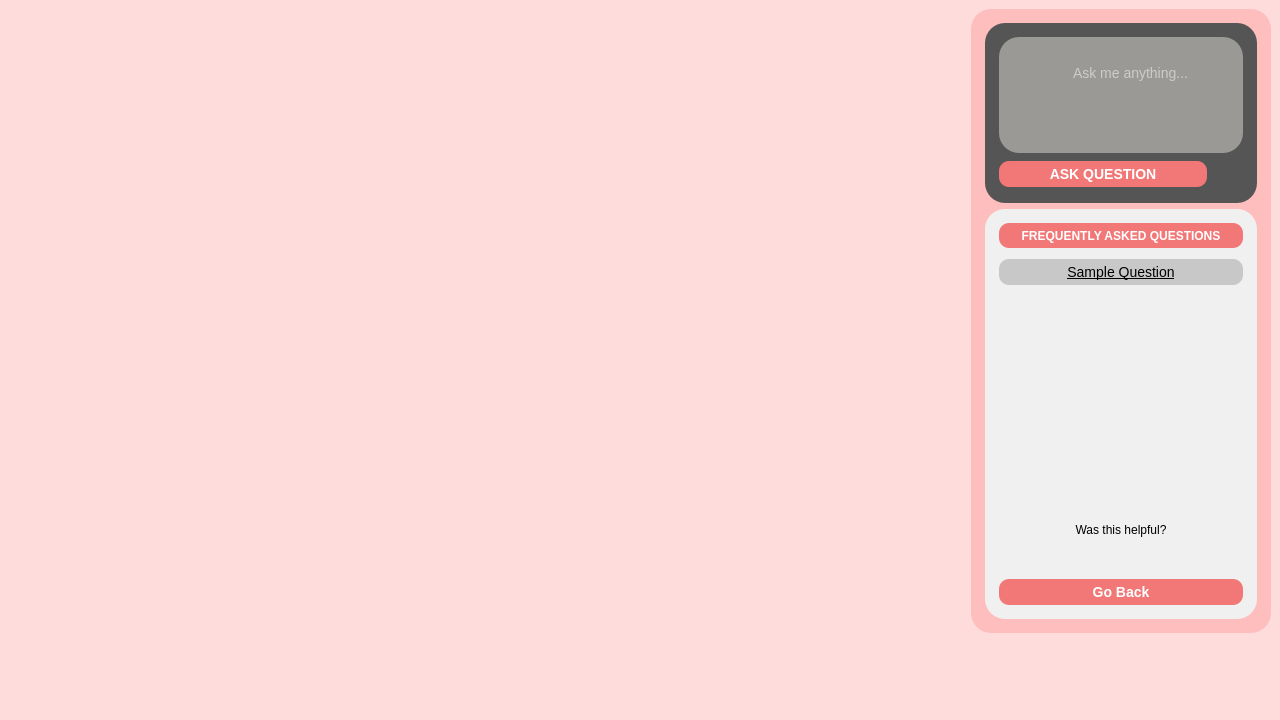
AlexShem247/wise-browse, file assets/UI/MainPage.ui: the form before one commit.
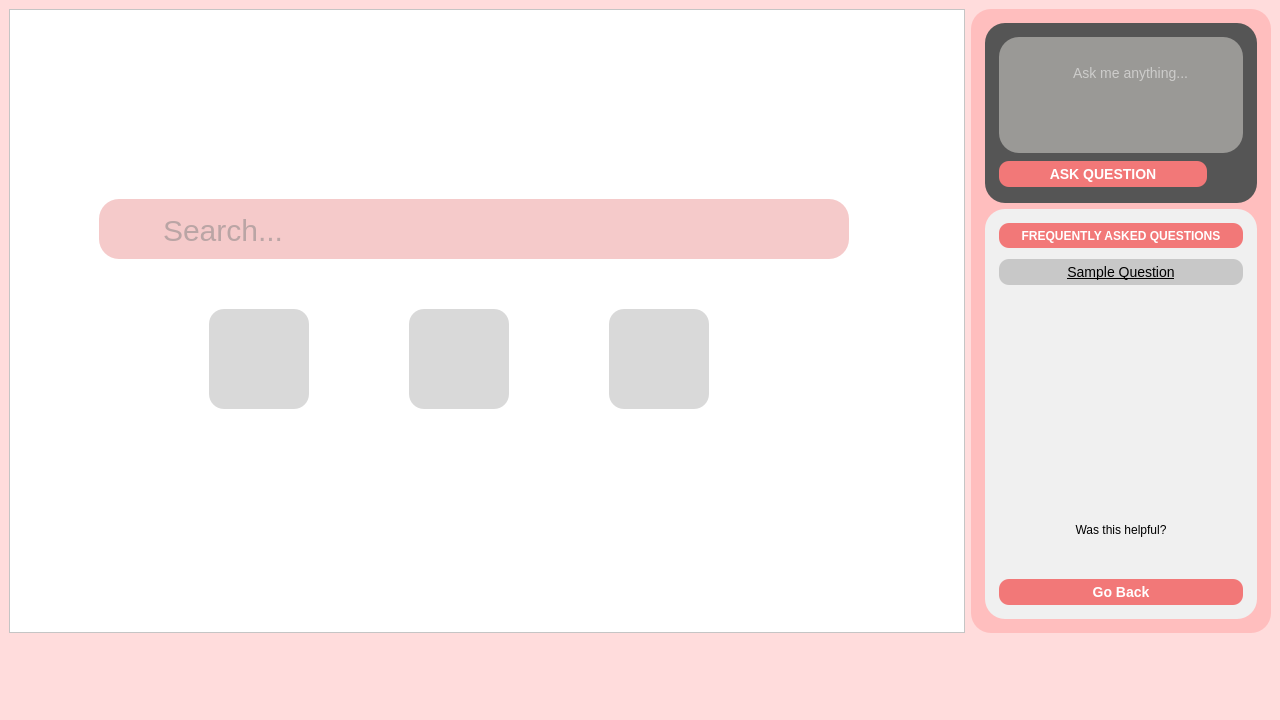
The form after the commit.

Commit message: [as4322] MainPage.ui, EventFilters.py, WebBrowser.py: create home screen

Patch:
```diff
--- a/assets/UI/MainPage.ui
+++ b/assets/UI/MainPage.ui
@@ -23,7 +23,169 @@
       <item>
        <layout class="QHBoxLayout" name="mainLayout" stretch="10,1">
         <item>
-         <layout class="QVBoxLayout" name="webLayout"/>
+         <layout class="QVBoxLayout" name="webLayout">
+          <item>
+           <widget class="QFrame" name="homeFrame">
+            <property name="styleSheet">
+             <string notr="true">background-color: white</string>
+            </property>
+            <property name="frameShape">
+             <enum>QFrame::StyledPanel</enum>
+            </property>
+            <property name="frameShadow">
+             <enum>QFrame::Raised</enum>
+            </property>
+            <widget class="QFrame" name="searchFrame">
+             <property name="geometry">
+              <rect>
+               <x>90</x>
+               <y>190</y>
+               <width>750</width>
+               <height>60</height>
+              </rect>
+             </property>
+             <property name="styleSheet">
+              <string notr="true">background-color:rgb(245, 202, 202);
+ border-radius: 20px;  </string>
+             </property>
+             <property name="frameShape">
+              <enum>QFrame::StyledPanel</enum>
+             </property>
+             <property name="frameShadow">
+              <enum>QFrame::Raised</enum>
+             </property>
+             <widget class="QTextEdit" name="webSearchTxt">
+              <property name="geometry">
+               <rect>
+                <x>60</x>
+                <y>10</y>
+                <width>640</width>
+                <height>50</height>
+               </rect>
+              </property>
+              <property name="styleSheet">
+               <string notr="true">color:grey;
+font-size: 30px;
+</string>
+              </property>
+              <property name="placeholderText">
+               <string>Search...</string>
+              </property>
+             </widget>
+             <widget class="QLabel" name="searchIcon">
+              <property name="geometry">
+               <rect>
+                <x>15</x>
+                <y>15</y>
+                <width>30</width>
+                <height>30</height>
+               </rect>
+              </property>
+              <property name="text">
+               <string/>
+              </property>
+             </widget>
+            </widget>
+            <widget class="QPushButton" name="homeFavouritesBtn">
+             <property name="geometry">
+              <rect>
+               <x>200</x>
+               <y>300</y>
+               <width>100</width>
+               <height>100</height>
+              </rect>
+             </property>
+             <property name="styleSheet">
+              <string notr="true">QPushButton {
+    border: solid;
+    border-radius: 15px; 
+    background-color: rgb(217, 217, 217);
+}
+
+QPushButton::icon {
+    padding: 10px; 
+}
+
+QPushButton:hover {
+    background-color: rgb(154, 153, 150);
+}</string>
+             </property>
+             <property name="text">
+              <string/>
+             </property>
+            </widget>
+            <widget class="QPushButton" name="homeActionLogBtn">
+             <property name="geometry">
+              <rect>
+               <x>400</x>
+               <y>300</y>
+               <width>100</width>
+               <height>100</height>
+              </rect>
+             </property>
+             <property name="styleSheet">
+              <string notr="true">QPushButton {
+    border: solid;
+    border-radius: 15px; 
+    background-color: rgb(217, 217, 217);
+}
+
+QPushButton::icon {
+    padding: 10px; 
+}
+
+QPushButton:hover {
+    background-color: rgb(154, 153, 150);
+}</string>
+             </property>
+             <property name="text">
+              <string/>
+             </property>
+            </widget>
+            <widget class="QPushButton" name="homeSettingsBtn">
+             <property name="geometry">
+              <rect>
+               <x>600</x>
+               <y>300</y>
+               <width>100</width>
+               <height>100</height>
+              </rect>
+             </property>
+             <property name="styleSheet">
+              <string notr="true">QPushButton {
+    border: solid;
+    border-radius: 15px; 
+    background-color: rgb(217, 217, 217);
+}
+
+QPushButton::icon {
+    padding: 10px; 
+}
+
+QPushButton:hover {
+    background-color: rgb(154, 153, 150);
+}</string>
+             </property>
+             <property name="text">
+              <string/>
+             </property>
+            </widget>
+            <widget class="QLabel" name="browserLogoIcon">
+             <property name="geometry">
+              <rect>
+               <x>415</x>
+               <y>80</y>
+               <width>60</width>
+               <height>60</height>
+              </rect>
+             </property>
+             <property name="text">
+              <string/>
+             </property>
+            </widget>
+           </widget>
+          </item>
+         </layout>
         </item>
         <item>
          <widget class="QFrame" name="aiMenu">
```
Left out of the diff: 7 changed lines with no effect on the pictures. The commit also changes 6 other files.
